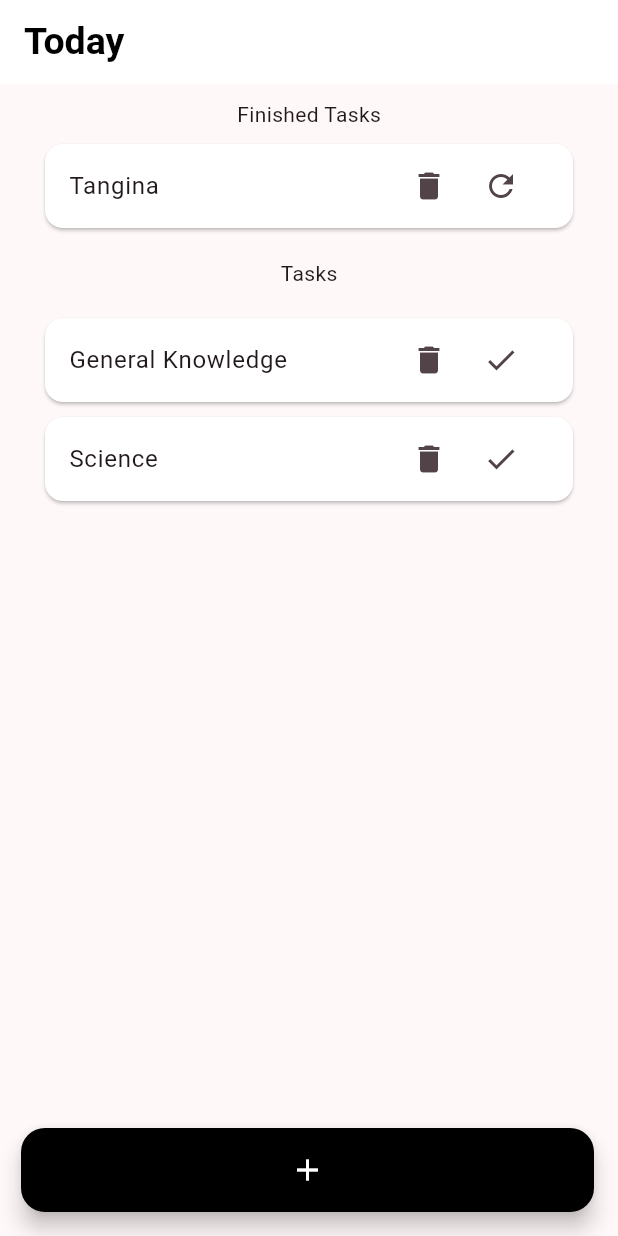
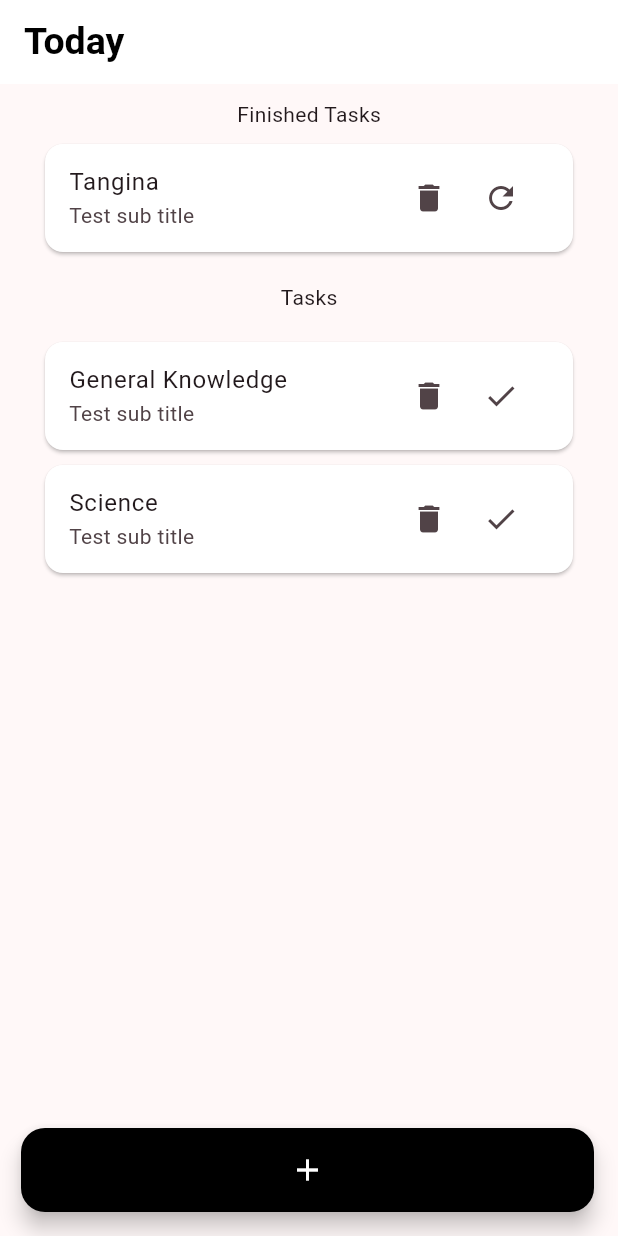
Before and after one commit to urquico/todo_app, a Flutter app: the screen it shows after launch, on a phone screen of 412 x 824 dp. Run offline on Flutter 3.47's test engine with Material 2 defaults, Android fonts, the phone set to English and light mode, and no system bars.

Commit message:
added subtitle

```diff
--- a/lib/main.dart
+++ b/lib/main.dart
@@ -35,24 +35,12 @@ class MyHomePage extends StatefulWidget {
 class _MyHomePageState extends State<MyHomePage> {
   // variable to store all the todo task from the local storage
   List<Map<String, dynamic>> todoList = [
-    {
-      'title': 'General Knowledge',
-      'description':
-          'General Knowledge questions and answers with explanation for interview, competitive examination and entrance test. Fully solved examples with detailed answer description, explanation are given and it would be easy to understand.',
-    },
-    {
-      'title': 'Science',
-      'description':
-          'Science questions and answers with explanation for interview, competitive examination and entrance test. Fully solved examples with detailed answer description, explanation are given and it would be easy to understand.',
-    },
+    {'title': 'General Knowledge', 'description': 'Test sub title'},
+    {'title': 'Science', 'description': 'Test sub title'},
   ];
 
   List<Map<String, dynamic>> finished = [
-    {
-      'title': 'Tangina',
-      'description':
-          'General Knowledge questions and answers with explanation for interview, competitive examination and entrance test. Fully solved examples with detailed answer description, explanation are given and it would be easy to understand.',
-    },
+    {'title': 'Tangina', 'description': 'Test sub title'},
   ];
 
   // void _incrementCounter() {
@@ -104,12 +92,12 @@ class _MyHomePageState extends State<MyHomePage> {
                       color: Colors.white,
                       child: ListTile(
                         title: Text(finished[index]["title"]),
+                        subtitle: Text(finished[index]["description"]),
                         trailing: Row(
                           mainAxisSize: MainAxisSize.min,
                           children: [
                             IconButton(
                               onPressed: () {
-                                // remove the task from the list
                                 setState(() {
                                   finished.removeAt(index);
                                 });
@@ -118,9 +106,7 @@ class _MyHomePageState extends State<MyHomePage> {
                             ),
                             IconButton(
                               onPressed: () {
-                                // remove the task from the list
                                 setState(() {
-                                  // add the task to the todoList
                                   todoList.add(finished[index]);
                                   finished.removeAt(index);
                                 });
@@ -152,6 +138,7 @@ class _MyHomePageState extends State<MyHomePage> {
                       color: Colors.white,
                       child: ListTile(
                         title: Text(todoList[index]["title"]),
+                        subtitle: Text(todoList[index]["description"]),
                         trailing: Row(
                           mainAxisSize: MainAxisSize.min,
                           children: [
```
